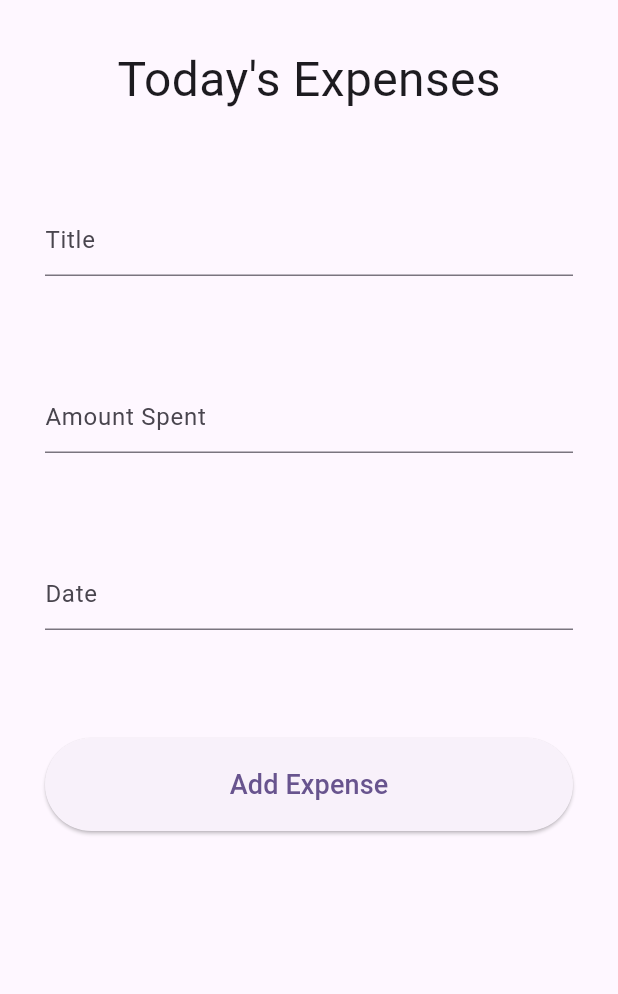
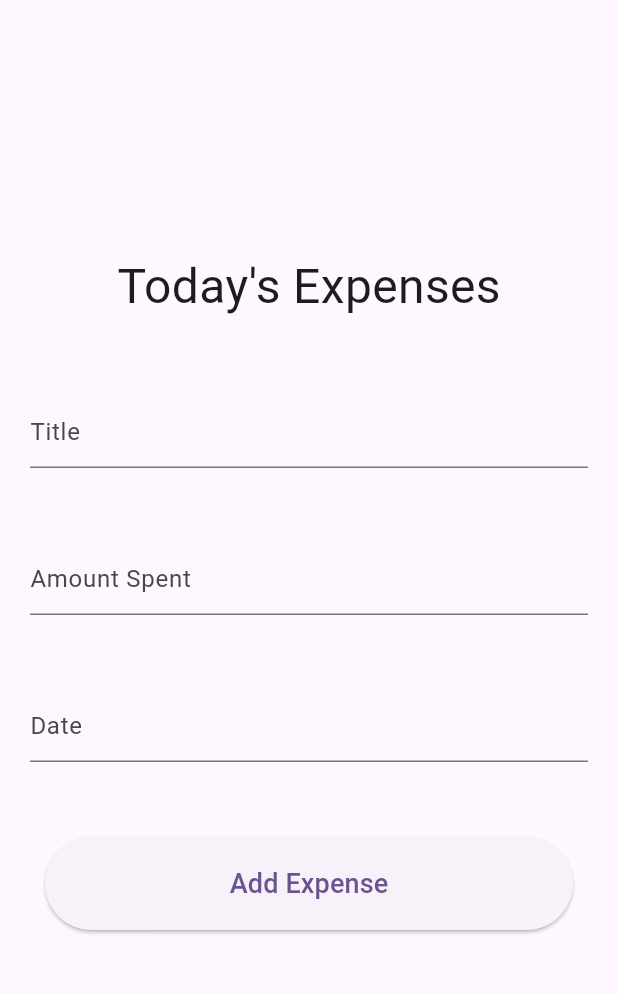
Before and after one commit to Rahullkumr/Exlog, a Flutter app: the AddExpenses screen opened directly, on a phone screen of 412 x 824 dp, the part 84-1078 px from its top. Run offline on Flutter 3.47's test engine with Material 2 defaults, Android fonts, the light colour scheme and no system bars; our stand-ins replace sqflite; accounts and stored records are empty.

Commit message:
fix: vertical line constraint on add expense page

```diff
--- a/lib/add_expenses.dart
+++ b/lib/add_expenses.dart
@@ -21,13 +21,11 @@ class _AddExpensesState extends State<AddExpenses> {
           centerTitle: true,
         ),
         body: Center(
-          child: Column(
-            children: [
-              SingleChildScrollView(
+          child: SingleChildScrollView(
             child: Form(
               key: _formKey,
               child: Column(
-                    mainAxisAlignment: MainAxisAlignment.center,
+                // mainAxisAlignment: MainAxisAlignment.center,
                 children: [
                   const Padding(
                     padding: EdgeInsets.all(30.0),
@@ -37,7 +35,7 @@ class _AddExpensesState extends State<AddExpenses> {
                     ),
                   ),
                   Padding(
-                        padding: const EdgeInsets.all(30.0),
+                    padding: const EdgeInsets.all(20.0),
                     child: TextField(
                       controller: emailController,
                       decoration: const InputDecoration(hintText: 'Title'),
@@ -46,7 +44,7 @@ class _AddExpensesState extends State<AddExpenses> {
                   ),
                   const SizedBox(height: 10.0),
                   Padding(
-                        padding: const EdgeInsets.all(30.0),
+                    padding: const EdgeInsets.all(20.0),
                     child: TextField(
                       controller: passwordController,
                       decoration:
@@ -55,14 +53,14 @@ class _AddExpensesState extends State<AddExpenses> {
                   ),
                   const SizedBox(height: 10.0),
                   Padding(
-                        padding: const EdgeInsets.all(30.0),
+                    padding: const EdgeInsets.all(20.0),
                     child: TextField(
                       controller: passwordController,
                       decoration:
                           const InputDecoration(hintText: 'Date'),
                     ),
                   ),
-                      const SizedBox(height: 32.0),
+                  const SizedBox(height: 20.0),
                   Column(
                     crossAxisAlignment: CrossAxisAlignment.stretch,
                     children: [
@@ -88,8 +86,6 @@ class _AddExpensesState extends State<AddExpenses> {
               ),
             ),
           ),
-            ],
-          ),
         ),
       ),
     );
--- a/lib/login.dart
+++ b/lib/login.dart
@@ -26,7 +26,7 @@ class _LoginPageState extends State<LoginPage> {
         body: Center(
           child: Column(
             children: [
-              Text('${widget.email} ${widget.password}'),
+              Text(widget.email),
               SingleChildScrollView(
                 child: Form(
                   key: _formKey,
```
Lines whose indentation alone changed are shown as unchanged.
